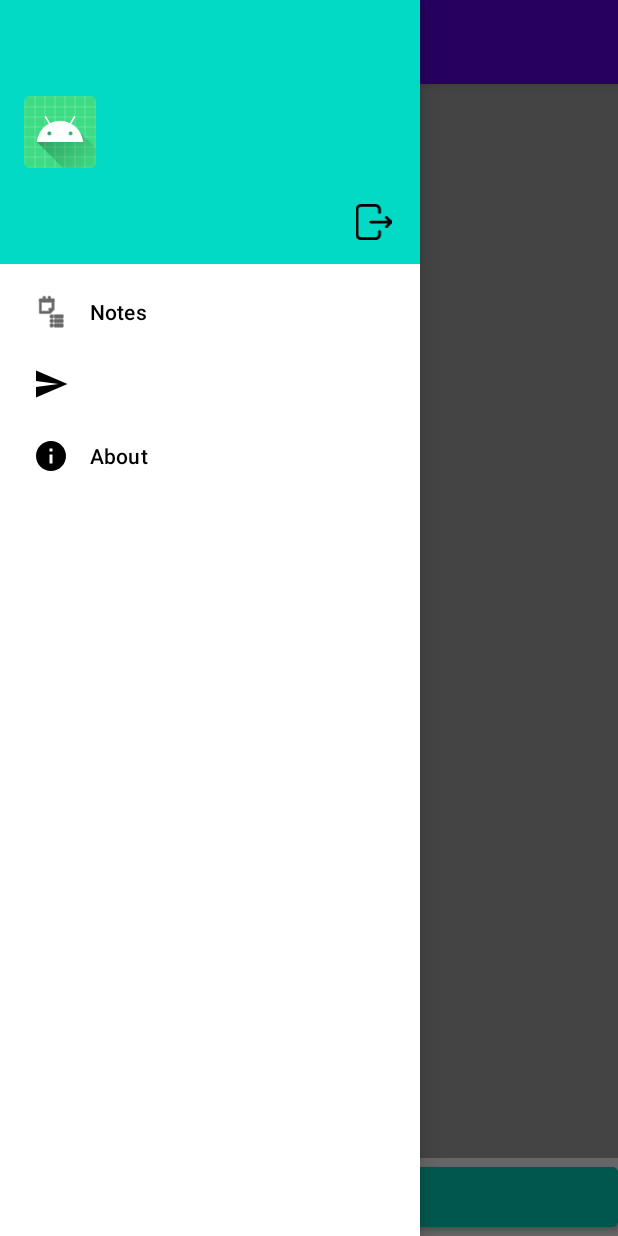
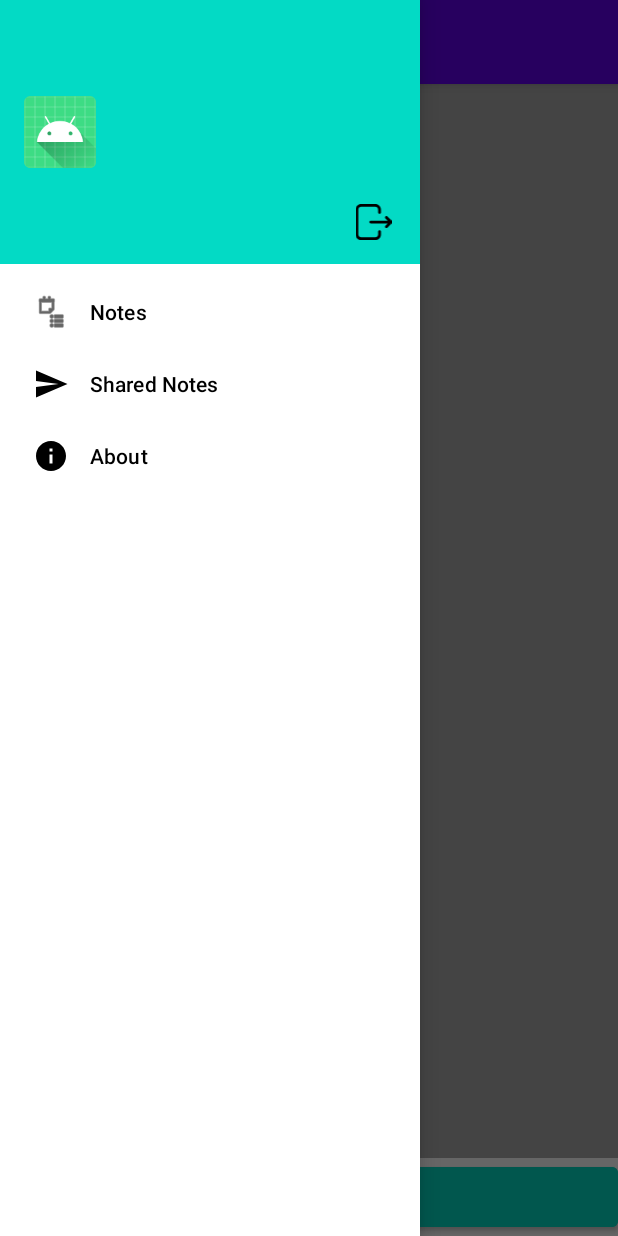
Before and after one commit to Notefy-DADM/Notefy, an Android app: the screen it shows after launch once a user with an empty profile is signed in (MainActivity), with the side drawer open, on a phone screen of 412 x 824 dp. Run offline under Robolectric (Android 15) with nearby library versions, the phone set to English and light mode, and no system bars; our stand-ins replace Firebase (no records; nobody signed in at launch, a user with empty details on screens opened directly); libraries missing offline, so code that uses them is left out: com.getbase.floatingactionbutton.

Commit message:
Small fixes from develop merge into MenuDialogs

```diff
--- a/app/src/main/java/io/github/notefydadm/notefy/adapter/NoteListAdapter.java
+++ b/app/src/main/java/io/github/notefydadm/notefy/adapter/NoteListAdapter.java
@@ -10,6 +10,7 @@ import android.view.ViewGroup;
 import android.widget.TextView;
 
 import androidx.annotation.NonNull;
+import androidx.cardview.widget.CardView;
 import androidx.lifecycle.LifecycleOwner;
 import androidx.lifecycle.LiveData;
 import androidx.lifecycle.Observer;
@@ -78,7 +79,7 @@ public class NoteListAdapter extends Adapter<NoteListAdapter.NoteListViewHolder>
     }
 
     public void removeNote(int position){
-        notes.remove(position);
+        //notes.remove(position);
         //  DO IT IN DATABASE
         notifyDataSetChanged();
     }
--- a/app/src/main/java/io/github/notefydadm/notefy/view/fragments/NoteFragment.java
+++ b/app/src/main/java/io/github/notefydadm/notefy/view/fragments/NoteFragment.java
@@ -30,8 +30,8 @@ import io.github.notefydadm.notefy.model.Block;
 import io.github.notefydadm.notefy.model.CheckBoxBlock;
 import io.github.notefydadm.notefy.model.Note;
 import io.github.notefydadm.notefy.model.TextBlock;
-import io.github.notefydadm.notefy.view.LoadingDialog;
 import io.github.notefydadm.notefy.view.activities.MainActivity;
+import io.github.notefydadm.notefy.view.dialogs.LoadingDialog;
 import io.github.notefydadm.notefy.view.fragments.noteBlocks.NoteBlocksListAdapter;
 import io.github.notefydadm.notefy.view.fragments.noteBlocks.OnItemModifiedCallback;
 import io.github.notefydadm.notefy.viewModel.NoteViewModel;
--- a/app/src/main/java/io/github/notefydadm/notefy/view/fragments/NoteListFragment.java
+++ b/app/src/main/java/io/github/notefydadm/notefy/view/fragments/NoteListFragment.java
@@ -29,7 +29,7 @@ import io.github.notefydadm.notefy.view.dialogs.DeleteDialog;
 import io.github.notefydadm.notefy.view.dialogs.ShareDialog;
 import io.github.notefydadm.notefy.viewModel.NoteViewModel;
 
-public class NoteListFragment extends Fragment {
+public class NoteListFragment extends Fragment implements ShareDialog.ShareDialogListener, DeleteDialog.DeleteDialogListener {
     private FragmentNoteListBinding binding;
     private NoteViewModel noteViewModel;
     private ChangeToTextEditor listener;
@@ -163,7 +163,8 @@ public class NoteListFragment extends Fragment {
     }
     @Override
     public void onDeleteDialogPositiveClick(DeleteDialog dialog, MenuItem item) {
-        myAdapter.removeNote(item.getGroupId());
+        //myAdapter.removeNote(item.getGroupId());
+        //binding.getAdapter().removeNote(item.getGroupId());
         displayContextMenuMessage(getString(R.string.delete_notelist_context));
     }
 
--- a/app/src/main/res/menu/drawer_menu.xml
+++ b/app/src/main/res/menu/drawer_menu.xml
@@ -10,7 +10,7 @@
             android:title="@string/notes" />
         <item android:id="@+id/nav_shared"
             android:icon="@drawable/ic_send"
-            android:title=""/>
+            android:title="@string/nav_share"/>
         <item android:id="@+id/nav_about"
             android:icon="@drawable/ic_about"
             android:title="@string/nav_about" />
```
